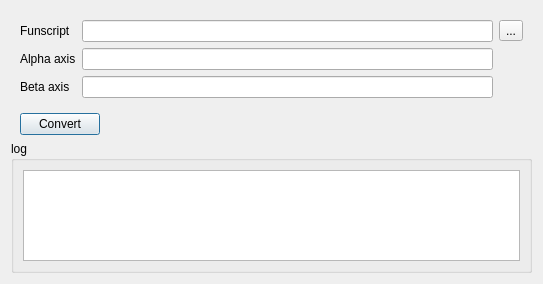
This is designer/funscriptconversiondialog.ui in diglet48/restim as Qt 5 draws it before an edit. The edited form follows.
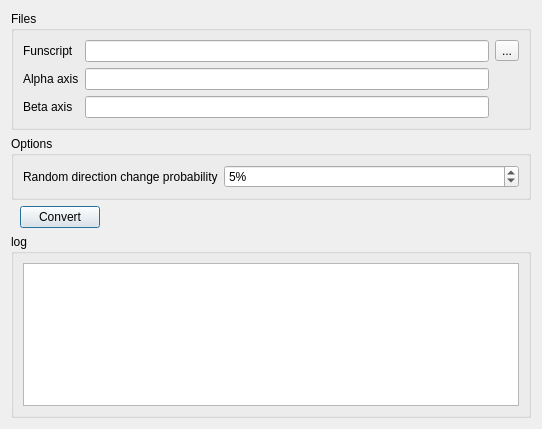
This is the edited form.

Commit message: Add option for random direction changes in funscript converter

The edit to the form file:
```diff
--- a/designer/funscriptconversiondialog.ui
+++ b/designer/funscriptconversiondialog.ui
@@ -6,8 +6,8 @@
    <rect>
     <x>0</x>
     <y>0</y>
-    <width>543</width>
-    <height>284</height>
+    <width>542</width>
+    <height>429</height>
    </rect>
   </property>
   <property name="windowTitle">
@@ -15,20 +15,36 @@
   </property>
   <layout class="QGridLayout" name="gridLayout">
    <item row="3" column="0">
-    <widget class="QGroupBox" name="groupBox">
-     <property name="title">
-      <string>log</string>
-     </property>
-     <layout class="QHBoxLayout" name="horizontalLayout">
-      <item>
-       <widget class="QTextEdit" name="textEdit"/>
+    <widget class="QWidget" name="widget_2" native="true">
+     <layout class="QFormLayout" name="formLayout">
+      <property name="topMargin">
+       <number>0</number>
+      </property>
+      <property name="rightMargin">
+       <number>0</number>
+      </property>
+      <property name="bottomMargin">
+       <number>0</number>
+      </property>
+      <item row="0" column="0">
+       <widget class="QPushButton" name="pushButton">
+        <property name="text">
+         <string>Convert</string>
+        </property>
+       </widget>
       </item>
      </layout>
     </widget>
    </item>
    <item row="0" column="0">
-    <widget class="QWidget" name="widget" native="true">
-     <layout class="QGridLayout" name="gridLayout_2">
+    <widget class="QGroupBox" name="groupBox_2">
+     <property name="title">
+      <string>Files</string>
+     </property>
+     <layout class="QGridLayout" name="gridLayout_3">
+      <item row="0" column="1">
+       <widget class="QLineEdit" name="lineEdit_funscript"/>
+      </item>
       <item row="0" column="0">
        <widget class="QLabel" name="label">
         <property name="text">
@@ -36,16 +52,6 @@
         </property>
        </widget>
       </item>
-      <item row="0" column="1">
-       <widget class="QLineEdit" name="lineEdit_funscript"/>
-      </item>
-      <item row="1" column="0">
-       <widget class="QLabel" name="label_2">
-        <property name="text">
-         <string>Alpha axis</string>
-        </property>
-       </widget>
-      </item>
       <item row="0" column="2">
        <widget class="QToolButton" name="toolButton">
         <property name="text">
@@ -53,8 +59,12 @@
         </property>
        </widget>
       </item>
-      <item row="2" column="1">
-       <widget class="QLineEdit" name="lineEdit_beta"/>
+      <item row="1" column="0">
+       <widget class="QLabel" name="label_2">
+        <property name="text">
+         <string>Alpha axis</string>
+        </property>
+       </widget>
       </item>
       <item row="1" column="1">
        <widget class="QLineEdit" name="lineEdit_alpha"/>
@@ -66,27 +76,52 @@
         </property>
        </widget>
       </item>
+      <item row="2" column="1">
+       <widget class="QLineEdit" name="lineEdit_beta"/>
+      </item>
      </layout>
     </widget>
    </item>
-   <item row="2" column="0">
-    <widget class="QWidget" name="widget_2" native="true">
-     <layout class="QFormLayout" name="formLayout">
-      <property name="topMargin">
-       <number>0</number>
-      </property>
-      <property name="rightMargin">
-       <number>0</number>
-      </property>
-      <property name="bottomMargin">
-       <number>0</number>
-      </property>
+   <item row="1" column="0">
+    <widget class="QGroupBox" name="groupBox_3">
+     <property name="title">
+      <string>Options</string>
+     </property>
+     <layout class="QFormLayout" name="formLayout_2">
       <item row="0" column="0">
-       <widget class="QPushButton" name="pushButton">
+       <widget class="QLabel" name="label_4">
         <property name="text">
-         <string>Convert</string>
+         <string>Random direction change probability</string>
         </property>
        </widget>
+      </item>
+      <item row="0" column="1">
+       <widget class="QDoubleSpinBox" name="random_direction_change_probability">
+        <property name="suffix">
+         <string>%</string>
+        </property>
+        <property name="decimals">
+         <number>0</number>
+        </property>
+        <property name="maximum">
+         <double>100.000000000000000</double>
+        </property>
+        <property name="value">
+         <double>5.000000000000000</double>
+        </property>
+       </widget>
+      </item>
+     </layout>
+    </widget>
+   </item>
+   <item row="4" column="0">
+    <widget class="QGroupBox" name="groupBox">
+     <property name="title">
+      <string>log</string>
+     </property>
+     <layout class="QHBoxLayout" name="horizontalLayout">
+      <item>
+       <widget class="QTextEdit" name="textEdit"/>
       </item>
      </layout>
     </widget>
```
The commit also changes 4 other files.
